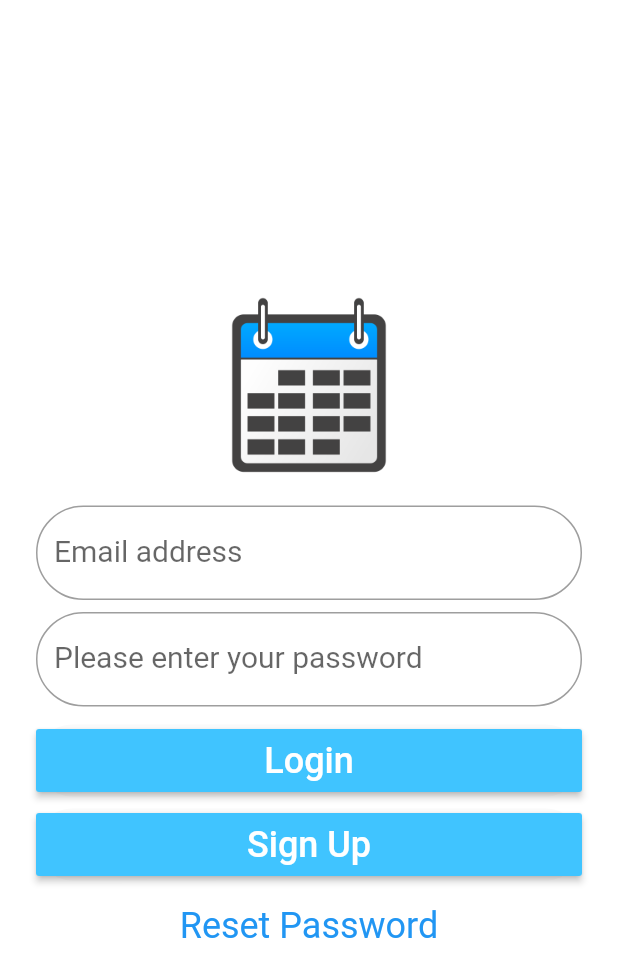
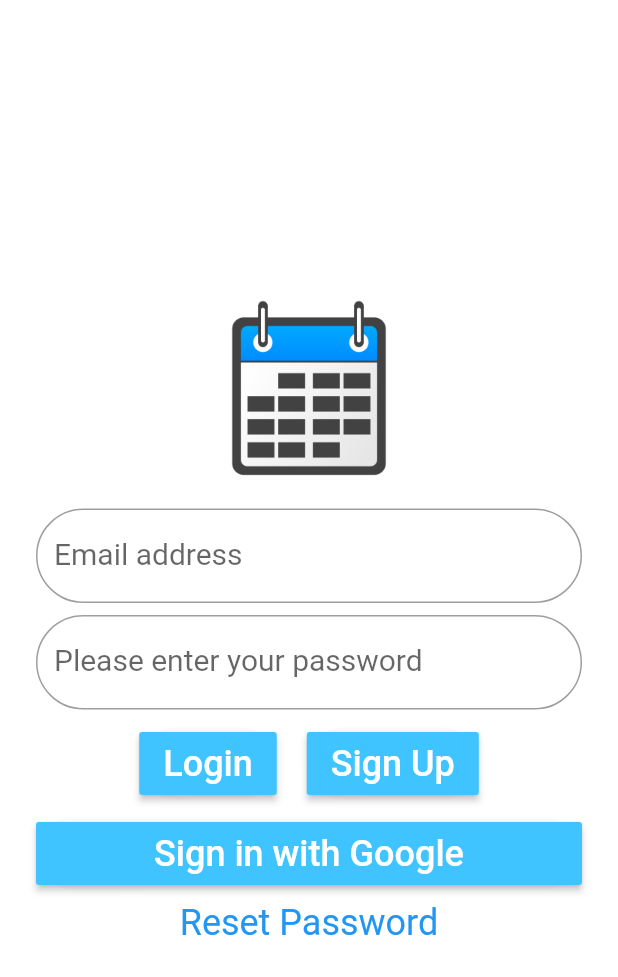
Before and after one commit to mattgraham1/FlutterCalendar, a Flutter app: the screen it shows after launch, on a phone screen of 412 x 824 dp. Shown: the top 977 px of the screen. Run offline on Flutter 3.47's test engine with Material 2 defaults, Android fonts, the phone set to English and light mode, and no system bars; our stand-ins replace cloud_firestore, cloud_functions, datetime_picker_formfield, firebase_auth, firebase_messaging, google_sign_in; accounts and stored records are empty.

Commit message:
Updates to sync gradle changes up, and google sign up now works.

```diff
--- a/lib/main.dart
+++ b/lib/main.dart
@@ -111,7 +111,8 @@ class CalendarState extends State<HomePage> {
       assert(token != null);
       print('push token: ' + token);
 
-      FirebaseUser user = await _auth.currentUser();
+//      FirebaseUser user = await _auth.currentUser();
+      FirebaseUser user = await FirebaseAuth.instance.currentUser();
       QuerySnapshot snapshot = await Firestore.instance.collection('users')
           .where('email', isEqualTo: user.email).getDocuments();
 
--- a/lib/splash_screen.dart
+++ b/lib/splash_screen.dart
@@ -2,6 +2,7 @@ import 'package:cloud_firestore/cloud_firestore.dart';
 import 'package:flutter/material.dart';
 import 'dart:async';
 import 'package:firebase_auth/firebase_auth.dart';
+import 'package:flutter_widget_app/authentication.dart';
 import 'package:flutter_widget_app/global_contants.dart';
 
 class LoginData {
@@ -179,7 +180,6 @@ class _SplashPageState extends State<SplashPage> {
         borderRadius: BorderRadius.circular(30.0),
         shadowColor: Colors.lightBlueAccent.shade100,
         child: new MaterialButton(
-            minWidth: 200.0,
             height: 42.0,
             color: Colors.lightBlueAccent,
             onPressed: () {
@@ -196,11 +196,32 @@ class _SplashPageState extends State<SplashPage> {
         borderRadius: BorderRadius.circular(30.0),
         shadowColor: Colors.lightBlueAccent.shade100,
         child: new MaterialButton(
-          minWidth: 200.0,
           height: 42.0,
           color: Colors.lightBlueAccent,
           onPressed: this.signUpWithEmail,
           child: new Text('Sign Up', style: new TextStyle(fontSize: 24.0, color: Colors.white))
+        ),
+      ),
+    );
+
+    final signInWithGoogleButton = new Padding(
+      padding: EdgeInsets.symmetric(vertical: 4.0),
+      child: new Material(
+        borderRadius: BorderRadius.circular(30.0),
+        shadowColor: Colors.lightBlueAccent.shade100,
+        child: new MaterialButton(
+            height: 42.0,
+            color: Colors.lightBlueAccent,
+            onPressed: () async {
+              AuthHelper authHelper = new AuthHelper();
+              FirebaseUser user = await authHelper.signInWithGoogle();
+              if(user != null) {
+                _navigateToCalendarView();
+              } else {
+                print("Error signing with Google.");
+              }
+            },
+            child: new Text('Sign in with Google', style: new TextStyle(fontSize: 24.0, color: Colors.white))
         ),
       ),
     );
@@ -280,16 +301,18 @@ class _SplashPageState extends State<SplashPage> {
             SizedBox(height: 8.0),
             _isLoading ? loadingSpinner:
                 Container(
-                  height: 120.0,
-                  child: Column(
-                    crossAxisAlignment: CrossAxisAlignment.stretch,
+                  child: Row(
+                    crossAxisAlignment: CrossAxisAlignment.center,
+                    mainAxisAlignment: MainAxisAlignment.center,
                     children: <Widget>[
                       loginButton,
-                      signUpButton
+                      SizedBox(width: 20.0),
+                      signUpButton,
                     ],
                   ),
-
                 ),
+            SizedBox(height: 4.0),
+            signInWithGoogleButton,
             SizedBox(height: 4.0),
             resetPasswordText,
           ],
--- a/pubspec.yaml
+++ b/pubspec.yaml
@@ -13,8 +13,8 @@ dependencies:
   firebase_core: 0.3.0
   cloud_firestore: 0.9.5+2
   google_sign_in: 4.0.1+1
-  firebase_auth: 0.8.1+3
-  firebase_messaging: 4.0.0+1
+  firebase_auth: 0.8.0+3
+  firebase_messaging: ^4.0.0
   cloud_functions: 0.1.2
 
   #Date time picker plugin
```
Also changed, not shown: lib/authentication.dart (+27 -24 lines), pubspec.lock, 2 other files.
